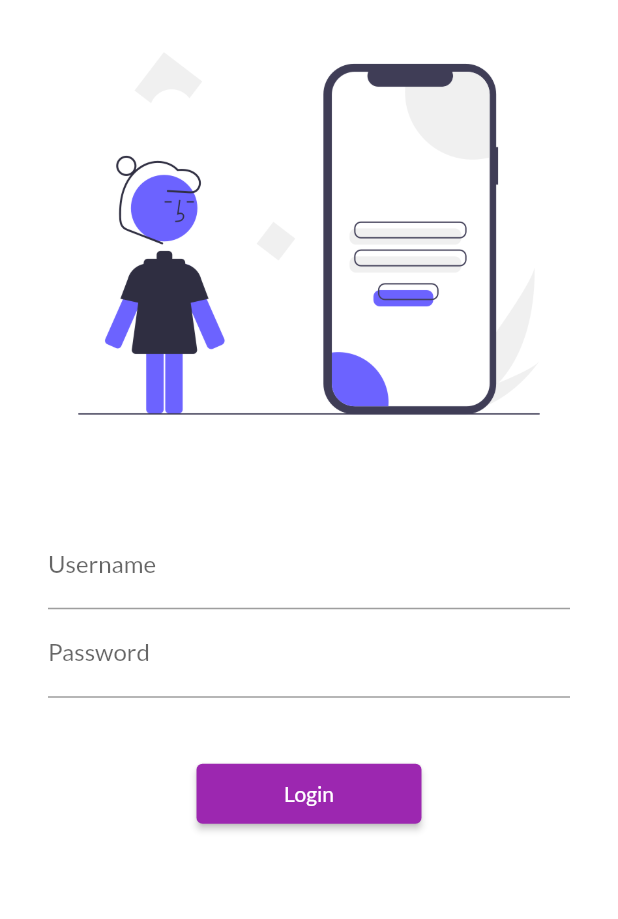
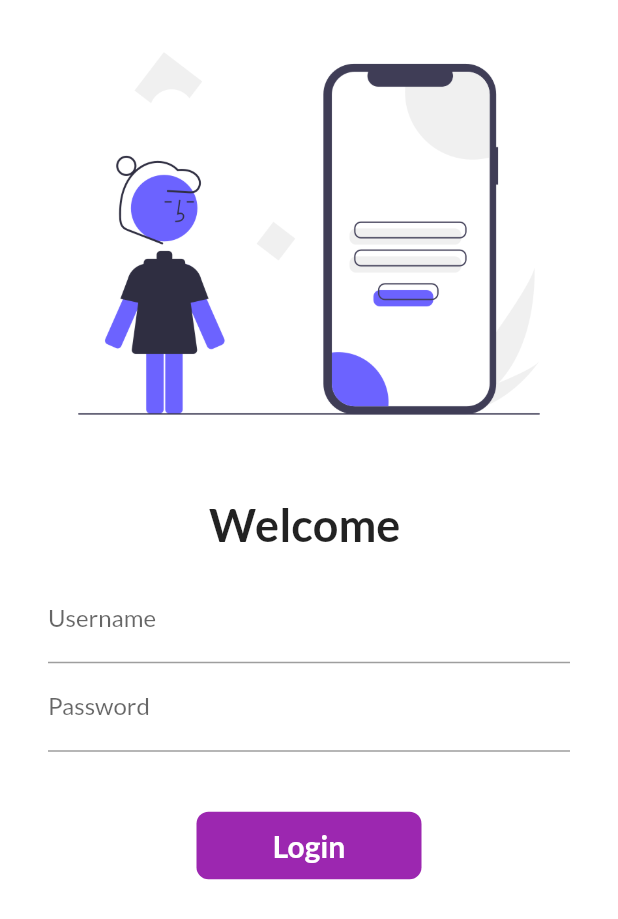
Before and after one commit to subhasis003/Catalog-App, a Flutter app: the screen it shows after launch, on a phone screen of 412 x 824 dp. Shown: the top 919 px of the screen. Run offline on Flutter 3.47's test engine with Material 2 defaults, Android fonts, the phone set to English and light mode, and no system bars; our stand-ins replace google_fonts.

Commit message:
day 6 completed

```diff
--- a/lib/pages/login_page.dart
+++ b/lib/pages/login_page.dart
@@ -1,7 +1,14 @@
 import "package:flutter/material.dart";
 import "package:flutter_catalog/utils/routes.dart";
 
-class LoginPage extends StatelessWidget {
+class LoginPage extends StatefulWidget {
+  @override
+  State<LoginPage> createState() => _LoginPageState();
+}
+
+class _LoginPageState extends State<LoginPage> {
+  String name = "";
+  bool changeButton = false;
   @override
   Widget build(BuildContext context) {
     return Material(
@@ -16,12 +23,20 @@ class LoginPage extends StatelessWidget {
               const SizedBox(
                 height: 20.0,
               ),
+              Text(
+                "Welcome $name",
+                style: TextStyle(fontSize: 30, fontWeight: FontWeight.bold),
+              ),
               Padding(
                 padding: const EdgeInsets.symmetric(
                     vertical: 16.0, horizontal: 32.0),
                 child: Column(
                   children: [
                     TextFormField(
+                      onChanged: (value) {
+                        name = value;
+                        setState(() {});
+                      },
                       decoration: const InputDecoration(
                         hintText: "Enter Username",
                         labelText: "Username",
@@ -37,13 +52,44 @@ class LoginPage extends StatelessWidget {
                     const SizedBox(
                       height: 40.0,
                     ),
-                    ElevatedButton(
-                      onPressed: () {
+                    InkWell(
+                      onTap: () async {
+                        setState(() {
+                          changeButton = true;
+                        });
+                        await Future.delayed(Duration(seconds: 1));
                         Navigator.pushNamed(context, MyRoutes.homeRoute);
                       },
-                      child: Text("Login"),
-                      style: TextButton.styleFrom(minimumSize: Size(150, 40)),
+                      child: AnimatedContainer(
+                        duration: Duration(seconds: 1),
+                        width: changeButton ? 50 : 150,
+                        height: 45,
+                        alignment: Alignment.center,
+                        decoration: BoxDecoration(
+                            // shape: changeButton
+                            //     ? BoxShape.circle
+                            //     : BoxShape.rectangle,
+                            color: Colors.purple,
+                            borderRadius:
+                                BorderRadius.circular(changeButton ? 50 : 8)),
+                        child: changeButton
+                            ? Icon(Icons.done, color: Colors.white)
+                            : Text(
+                                "Login",
+                                style: TextStyle(
+                                    color: Colors.white,
+                                    fontWeight: FontWeight.bold,
+                                    fontSize: 20),
+                              ),
+                      ),
                     )
+                    // ElevatedButton(
+                    //   onPressed: () {
+                    //     Navigator.pushNamed(context, MyRoutes.homeRoute);
+                    //   },
+                    //   child: Text("Login"),
+                    //   style: TextButton.styleFrom(minimumSize: Size(150, 40)),
+                    // )
                   ],
                 ),
               )
```
